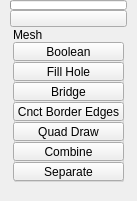
Before: the Qt Designer form ui/1_base_menus/2_sub_menus/3_main_menus/polygons_mesh.ui in m3trik/Scripts_portable, drawn with Qt 5.
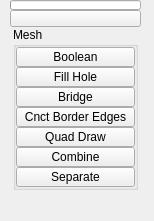
After: the same form once the commit is applied. Custom widgets are drawn as their Qt base class.

```diff
--- a/ui/1_base_menus/2_sub_menus/3_main_menus/polygons_mesh.ui
+++ b/ui/1_base_menus/2_sub_menus/3_main_menus/polygons_mesh.ui
@@ -9,8 +9,8 @@
    <rect>
     <x>0</x>
     <y>0</y>
-    <width>137</width>
-    <height>201</height>
+    <width>154</width>
+    <height>221</height>
    </rect>
   </property>
   <property name="minimumSize">
@@ -147,8 +147,8 @@
      <rect>
       <x>10</x>
       <y>0</y>
-      <width>117</width>
-      <height>200</height>
+      <width>131</width>
+      <height>206</height>
      </rect>
     </property>
     <layout class="QGridLayout" name="gridLayout">
@@ -188,72 +188,56 @@
        <item>
         <layout class="QVBoxLayout" name="verticalLayout">
          <property name="spacing">
-          <number>12</number>
+          <number>0</number>
          </property>
          <item>
           <widget class="QGroupBox" name="Mesh">
            <property name="minimumSize">
             <size>
-             <width>111</width>
-             <height>155</height>
+             <width>125</width>
+             <height>0</height>
             </size>
            </property>
            <property name="maximumSize">
             <size>
-             <width>111</width>
+             <width>125</width>
              <height>999</height>
             </size>
            </property>
            <property name="title">
             <string>Mesh</string>
            </property>
-           <widget class="QPushButton" name="b001">
-            <property name="enabled">
-             <bool>true</bool>
+           <layout class="QVBoxLayout" name="verticalLayout_2">
+            <property name="spacing">
+             <number>0</number>
             </property>
-            <property name="geometry">
-             <rect>
-              <x>0</x>
-              <y>35</y>
-              <width>111</width>
-              <height>19</height>
-             </rect>
+            <property name="leftMargin">
+             <number>0</number>
             </property>
-            <property name="maximumSize">
-             <size>
-              <width>111</width>
-              <height>19</height>
-             </size>
+            <property name="topMargin">
+             <number>0</number>
             </property>
-            <property name="toolTip">
-             <string>Cap holes modifier</string>
+            <property name="rightMargin">
+             <number>0</number>
             </property>
-            <property name="text">
-             <string>Fill Hole</string>
+            <property name="bottomMargin">
+             <number>0</number>
             </property>
-            <property name="iconSize">
-             <size>
-              <width>18</width>
-              <height>18</height>
-             </size>
-            </property>
-           </widget>
+            <item>
            <widget class="QToolButton_" name="tb008">
             <property name="enabled">
              <bool>true</bool>
             </property>
-            <property name="geometry">
-             <rect>
-              <x>0</x>
-              <y>15</y>
-              <width>111</width>
-              <height>19</height>
-             </rect>
+              <property name="minimumSize">
+               <size>
+                <width>0</width>
+                <height>20</height>
+               </size>
             </property>
             <property name="maximumSize">
              <size>
-              <width>111</width>
-              <height>19</height>
+                <width>125</width>
+                <height>20</height>
              </size>
             </property>
             <property name="toolTip">
@@ -269,22 +253,53 @@
              </size>
             </property>
            </widget>
+            </item>
+            <item>
+             <widget class="QPushButton" name="b001">
+              <property name="enabled">
+               <bool>true</bool>
+              </property>
+              <property name="minimumSize">
+               <size>
+                <width>0</width>
+                <height>20</height>
+               </size>
+              </property>
+              <property name="maximumSize">
+               <size>
+                <width>125</width>
+                <height>20</height>
+               </size>
+              </property>
+              <property name="toolTip">
+               <string>Cap holes modifier</string>
+              </property>
+              <property name="text">
+               <string>Fill Hole</string>
+              </property>
+              <property name="iconSize">
+               <size>
+                <width>18</width>
+                <height>18</height>
+               </size>
+              </property>
+             </widget>
+            </item>
+            <item>
            <widget class="QToolButton_" name="tb001">
             <property name="enabled">
              <bool>true</bool>
             </property>
-            <property name="geometry">
-             <rect>
-              <x>0</x>
-              <y>55</y>
-              <width>111</width>
-              <height>19</height>
-             </rect>
+              <property name="minimumSize">
+               <size>
+                <width>0</width>
+                <height>20</height>
+               </size>
             </property>
             <property name="maximumSize">
              <size>
-              <width>111</width>
-              <height>19</height>
+                <width>125</width>
+                <height>20</height>
              </size>
             </property>
             <property name="toolTip">
@@ -300,53 +315,22 @@
              </size>
             </property>
            </widget>
-           <widget class="QPushButton" name="b002">
-            <property name="enabled">
-             <bool>true</bool>
-            </property>
-            <property name="geometry">
-             <rect>
-              <x>0</x>
-              <y>135</y>
-              <width>111</width>
-              <height>19</height>
-             </rect>
-            </property>
-            <property name="maximumSize">
-             <size>
-              <width>111</width>
-              <height>19</height>
-             </size>
-            </property>
-            <property name="toolTip">
-             <string>Separates the selected polygonobject shells or the shells of any selected faces from the object into one object into distinct objects</string>
-            </property>
-            <property name="text">
-             <string>Separate</string>
-            </property>
-            <property name="iconSize">
-             <size>
-              <width>18</width>
-              <height>18</height>
-             </size>
-            </property>
-           </widget>
+            </item>
+            <item>
            <widget class="QPushButton" name="b021">
             <property name="enabled">
              <bool>true</bool>
             </property>
-            <property name="geometry">
-             <rect>
-              <x>0</x>
-              <y>75</y>
-              <width>111</width>
-              <height>19</height>
-             </rect>
+              <property name="minimumSize">
+               <size>
+                <width>0</width>
+                <height>20</height>
+               </size>
             </property>
             <property name="maximumSize">
              <size>
-              <width>111</width>
-              <height>19</height>
+                <width>125</width>
+                <height>20</height>
              </size>
             </property>
             <property name="toolTip">
@@ -362,22 +346,22 @@
              </size>
             </property>
            </widget>
+            </item>
+            <item>
            <widget class="QPushButton" name="b028">
             <property name="enabled">
              <bool>true</bool>
             </property>
-            <property name="geometry">
-             <rect>
-              <x>0</x>
-              <y>95</y>
-              <width>111</width>
-              <height>19</height>
-             </rect>
+              <property name="minimumSize">
+               <size>
+                <width>0</width>
+                <height>20</height>
+               </size>
             </property>
             <property name="maximumSize">
              <size>
-              <width>111</width>
-              <height>19</height>
+                <width>125</width>
+                <height>20</height>
              </size>
             </property>
             <property name="toolTip">
@@ -393,22 +377,22 @@
              </size>
             </property>
            </widget>
+            </item>
+            <item>
            <widget class="QToolButton_" name="tb002">
             <property name="enabled">
              <bool>true</bool>
             </property>
-            <property name="geometry">
-             <rect>
-              <x>0</x>
-              <y>115</y>
-              <width>111</width>
-              <height>19</height>
-             </rect>
+              <property name="minimumSize">
+               <size>
+                <width>0</width>
+                <height>20</height>
+               </size>
             </property>
             <property name="maximumSize">
              <size>
-              <width>111</width>
-              <height>19</height>
+                <width>125</width>
+                <height>20</height>
              </size>
             </property>
             <property name="toolTip">
@@ -424,6 +408,39 @@
              </size>
             </property>
            </widget>
+            </item>
+            <item>
+             <widget class="QPushButton" name="b002">
+              <property name="enabled">
+               <bool>true</bool>
+              </property>
+              <property name="minimumSize">
+               <size>
+                <width>0</width>
+                <height>20</height>
+               </size>
+              </property>
+              <property name="maximumSize">
+               <size>
+                <width>125</width>
+                <height>20</height>
+               </size>
+              </property>
+              <property name="toolTip">
+               <string>Separates the selected polygonobject shells or the shells of any selected faces from the object into one object into distinct objects</string>
+              </property>
+              <property name="text">
+               <string>Separate</string>
+              </property>
+              <property name="iconSize">
+               <size>
+                <width>18</width>
+                <height>18</height>
+               </size>
+              </property>
+             </widget>
+            </item>
+           </layout>
           </widget>
          </item>
          <item>
```
Lines whose indentation alone changed are shown as unchanged.
